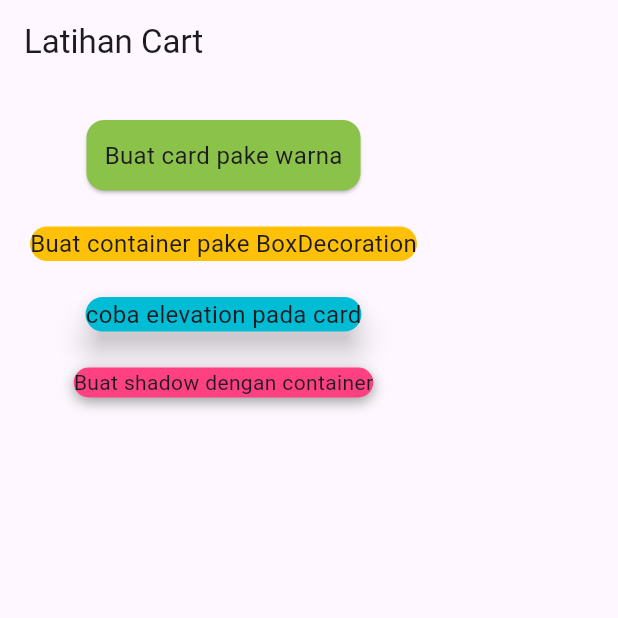
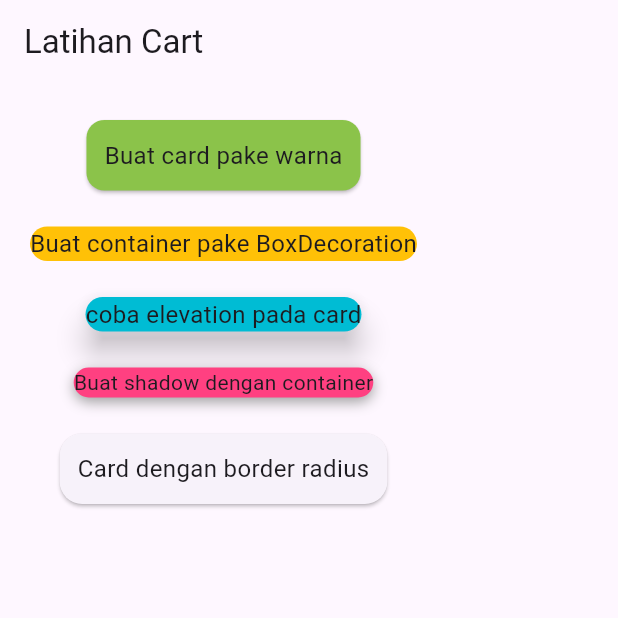
Before and after one commit to yaseumine/Tugas_week_8_1123150146, a Flutter app: the screen it shows after launch, on a phone screen of 412 x 824 dp, the top half of it. Run offline on Flutter 3.47's test engine with Material 3 defaults, Android fonts, the phone set to English and light mode, and no system bars.

Commit message:
membuat card dengan radius membulat dan shadow

```diff
--- a/lib/pages/latihan_cart.dart
+++ b/lib/pages/latihan_cart.dart
@@ -59,6 +59,19 @@ class LatihanCart extends StatelessWidget {
                 ),
                 child: Text("Buat shadow dengan container"),
               ),
+              SizedBox(height: 20.0),
+              Card(
+                shape: RoundedRectangleBorder(
+                  borderRadius: BorderRadius.circular(15),
+                ),
+                child: Padding(
+                  padding: EdgeInsets.all(12.0),
+                  child: Text(
+                    "Card dengan border radius",
+                    style: TextStyle(fontSize: 16.0),
+                  ),
+                ),
+              ),
             ],
           ),
         ),
```
